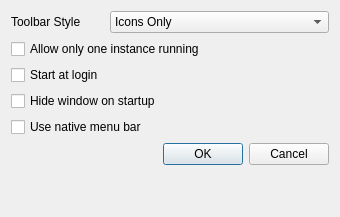
Old version of the form ui/settingsdialog.ui in the repository Trojan-Qt5/Trojan-Qt5.
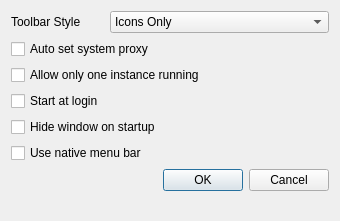
New version of the form.

Commit message: [New Feature] Toggle auto set system proxy

Diff of the .ui file:
```diff
--- a/ui/settingsdialog.ui
+++ b/ui/settingsdialog.ui
@@ -7,7 +7,7 @@
     <x>0</x>
     <y>0</y>
     <width>340</width>
-    <height>217</height>
+    <height>221</height>
    </rect>
   </property>
   <property name="windowTitle">
@@ -67,20 +67,27 @@
     </widget>
    </item>
    <item row="3" column="0" colspan="2">
+    <widget class="QCheckBox" name="autoSetSystemProxyCheckBox">
+     <property name="text">
+      <string>Auto set system proxy</string>
+     </property>
+    </widget>
+   </item>
+   <item row="4" column="0" colspan="2">
     <widget class="QCheckBox" name="oneInstanceCheckBox">
      <property name="text">
       <string>Allow only one instance running</string>
      </property>
     </widget>
    </item>
-   <item row="5" column="0" colspan="2">
+   <item row="6" column="0" colspan="2">
     <widget class="QCheckBox" name="hideCheckBox">
      <property name="text">
       <string>Hide window on startup</string>
      </property>
     </widget>
    </item>
-   <item row="6" column="0" colspan="2">
+   <item row="7" column="0" colspan="2">
     <widget class="QCheckBox" name="nativeMenuBarCheckBox">
      <property name="toolTip">
       <string>Need to restart the application for this change to take effect</string>
@@ -90,7 +97,7 @@
      </property>
     </widget>
    </item>
-   <item row="4" column="0">
+   <item row="5" column="0">
     <widget class="QCheckBox" name="startAtLoginCheckbox">
      <property name="text">
       <string>Start at login</string>
```
The commit also changes 12 other files.
